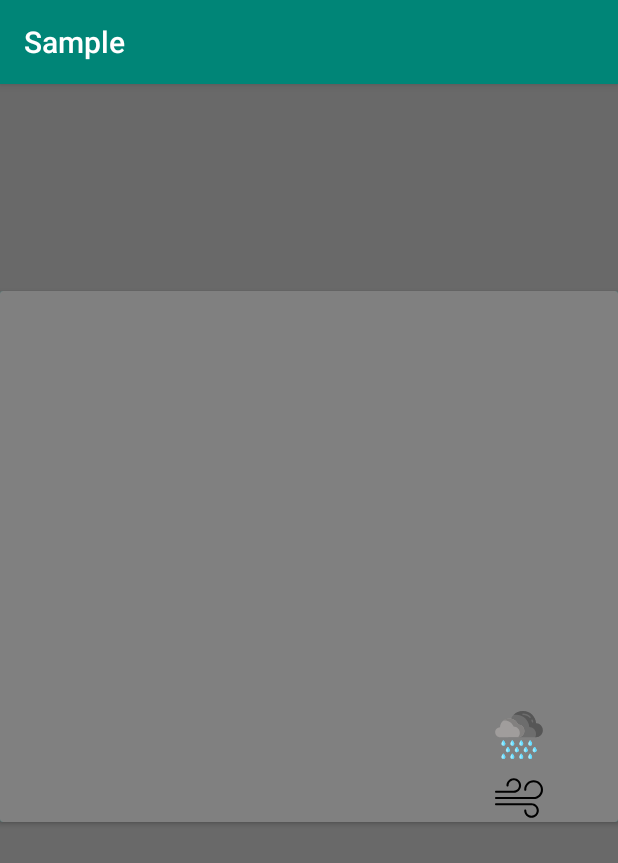
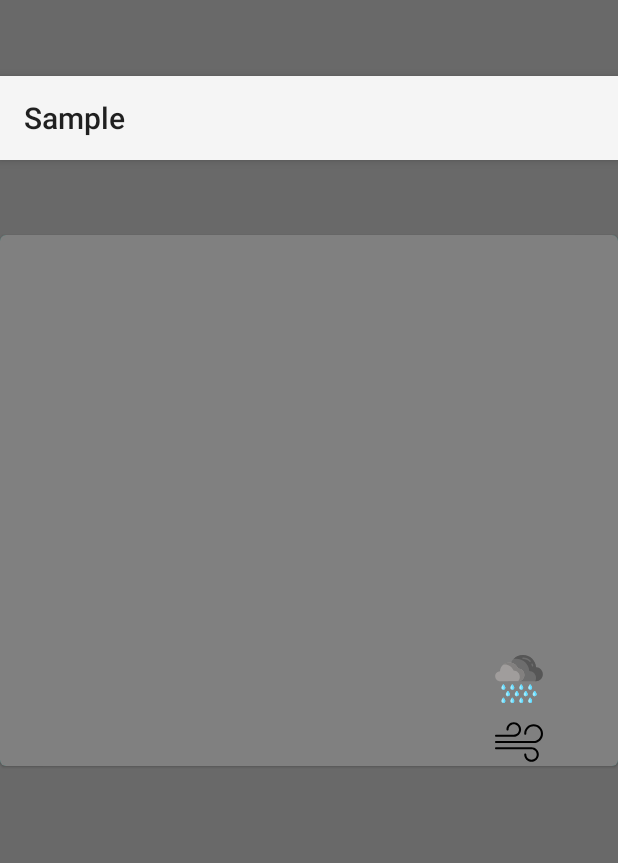
Before and after one commit to praneethpagidi/WeatherApp, an Android app: the screen it shows after launch (MyActivity), on a phone screen of 412 x 824 dp. Shown: the top 863 px of the screen. Run offline under Robolectric (Android 15) with nearby library versions, the phone set to English and light mode, and no system bars; 1 statement that could not run was skipped.

```diff
--- a/app/src/main/AndroidManifest.xml
+++ b/app/src/main/AndroidManifest.xml
@@ -13,7 +13,7 @@
         android:roundIcon="@mipmap/ic_launcher_round"
         android:supportsRtl="true"
         android:networkSecurityConfig="@xml/network_security_config"
-        android:theme="@style/AppTheme">
+        android:theme="@style/Theme.AppCompat.Light.NoActionBar">
 
         <activity android:name=".activities.MyActivity">
             <intent-filter>
--- a/app/src/main/java/praneeth/com/sample/activities/MyActivity.kt
+++ b/app/src/main/java/praneeth/com/sample/activities/MyActivity.kt
@@ -5,19 +5,20 @@ import android.content.pm.PackageManager
 import android.os.Bundle
 import android.widget.Toast
 import androidx.appcompat.app.AppCompatActivity
-import androidx.recyclerview.widget.LinearLayoutManager
-import androidx.recyclerview.widget.RecyclerView
 import com.google.android.gms.common.api.GoogleApiClient
 import com.google.android.gms.location.LocationServices
-import com.google.android.material.card.MaterialCardView
-import org.jetbrains.anko.find
+import kotlinx.android.synthetic.main.activity_main.*
 import praneeth.com.sample.R
 import praneeth.com.sample.domain.Utils.API_KEY
+import praneeth.com.sample.domain.commands.UICommand
+import praneeth.com.sample.domain.data.DailyForecastData
+import praneeth.com.sample.domain.data.WeeklyForecastListData
 import praneeth.com.sample.domain.service.LocationServiceHelper
 import praneeth.com.sample.domain.service.WeatherService
 import praneeth.com.sample.domain.service.WeatherServiceController
 
-class MyActivity : AppCompatActivity() {
+class MyActivity : AppCompatActivity(), UICommand {
+
     private val LOCATION_REQUEST_CODE = 101
 
     private var googleApiClient: GoogleApiClient? = null
@@ -27,18 +28,20 @@ class MyActivity : AppCompatActivity() {
     override fun onCreate(savedInstanceState: Bundle?) {
         super.onCreate(savedInstanceState)
         setContentView(R.layout.activity_main)
+        setSupportActionBar(findViewById(R.id.my_toolbar))
+
         requestedOrientation = ActivityInfo.SCREEN_ORIENTATION_PORTRAIT
         initGoogleApiClient()
 
         val locationService = LocationServiceHelper(context)
         locationService.getCurrentLocation(googleApiClient)
 
-        val day_container: MaterialCardView = find(R.id.day_contianer)
-        val forecast_list: RecyclerView = find(R.id.forecast_list)
-        forecast_list.layoutManager = LinearLayoutManager(context, RecyclerView.HORIZONTAL, false)
-
-        forecastApi.getForecast(API_KEY, LocationServiceHelper.latitude, LocationServiceHelper.longitude)
-            .enqueue(WeatherServiceController(day_container, forecast_list))
+        forecastApi.getForecast(
+            API_KEY,
+            LocationServiceHelper.latitude,
+            LocationServiceHelper.longitude
+        )
+            .enqueue(WeatherServiceController(this))
     }
 
     override fun onStart() {
@@ -72,4 +75,13 @@ class MyActivity : AppCompatActivity() {
                 Toast.makeText(context, "Location permission denied", Toast.LENGTH_SHORT).show()
         }
     }
+
+    override fun bindUI(
+        dailyForecastData: DailyForecastData,
+        weeklyForecastData: WeeklyForecastListData
+    ) {
+        ViewHelper(this, dailyForecastData, weeklyForecastData).bindUI(day_container, forecast_list)
+    }
+
+
 }
--- /dev/null
+++ b/app/src/main/java/praneeth/com/sample/domain/commands/UICommand.kt
@@ -0,0 +1,14 @@
+package praneeth.com.sample.domain.commands
+
+import praneeth.com.sample.domain.data.DailyForecastData
+import praneeth.com.sample.domain.data.WeeklyForecastListData
+
+/**
+ * Created by Praneeth on 2019-10-23.
+ */
+interface UICommand {
+    fun bindUI(
+        dailyForecastData: DailyForecastData,
+        weeklyForecastData: WeeklyForecastListData
+    )
+}
--- a/app/src/main/res/layout/activity_main.xml
+++ b/app/src/main/res/layout/activity_main.xml
@@ -7,6 +7,17 @@
     android:background="#696969"
     tools:context=".activities.MyActivity">
 
+    <android.support.v7.widget.Toolbar
+        android:id="@+id/my_toolbar"
+        android:layout_width="match_parent"
+        android:layout_height="?attr/actionBarSize"
+        android:background="?attr/colorPrimary"
+        android:elevation="4dp"
+        app:layout_constraintBottom_toTopOf="@+id/day_container"
+        app:layout_constraintTop_toTopOf="parent"
+        android:theme="@style/ThemeOverlay.AppCompat.ActionBar"
+        app:popupTheme="@style/ThemeOverlay.AppCompat.Light"/>
+
 
     <androidx.recyclerview.widget.RecyclerView
         android:id="@+id/forecast_list"
@@ -15,11 +26,11 @@
         android:orientation="horizontal"
         app:layout_constraintBottom_toBottomOf="parent"
         app:layout_constraintStart_toStartOf="parent"
-        app:layout_constraintTop_toBottomOf="@+id/day_contianer" />
+        app:layout_constraintTop_toBottomOf="@+id/day_container" />
 
 
     <com.google.android.material.card.MaterialCardView
-        android:id="@+id/day_contianer"
+        android:id="@+id/day_container"
         android:layout_width="match_parent"
         android:layout_height="wrap_content"
         android:clickable="false"
```
Also changed, not shown: app/src/main/java/praneeth/com/sample/activities/ViewHelper.kt (added, +61 -0 lines), app/src/main/java/praneeth/com/sample/domain/adapters/ForecastListAdapter.kt (renamed from app/src/main/java/praneeth/com/sample/domain/adapters/ForecastListAdapater.kt, +19 -14 lines), app/src/main/java/praneeth/com/sample/domain/service/WeatherServiceController.kt (+3 -37 lines).
